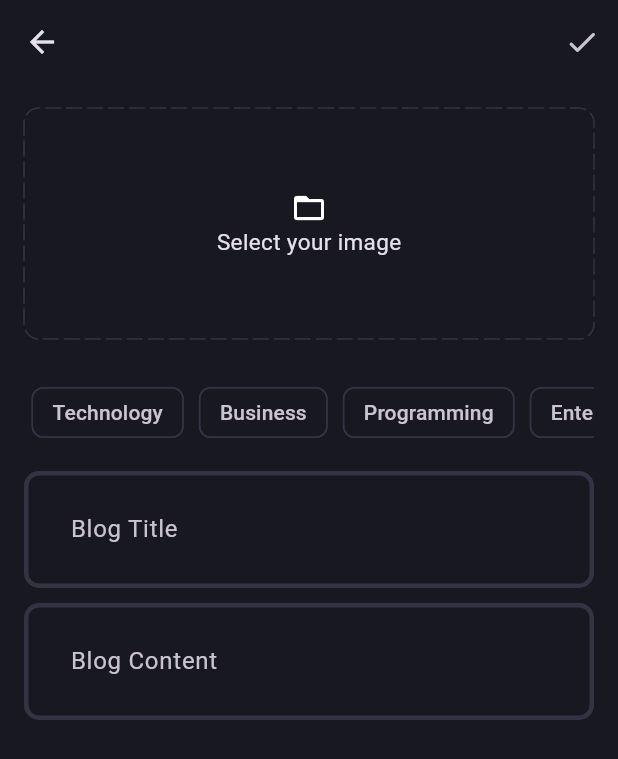
After one commit to ThaeNandarSeint/Blog-App, a Flutter app: the BlogPage screen opened directly, after a tap on an icon or button, on a phone screen of 412 x 824 dp. The commit adds this screen. Shown: the top 759 px of the screen. Run offline on Flutter 3.47's test engine with Material 3 defaults, Android fonts, the phone set to English and light mode, and no system bars; drawn by our look-alikes of dotted_border; our stand-ins replace flutter_bloc, flutter_dotenv, fpdart, get_it, supabase_flutter; accounts and stored records are empty.

Commit message:
design add-blog page ui

```diff
--- /dev/null
+++ b/lib/features/blog/presentation/pages/add_blog_page.dart
@@ -0,0 +1,112 @@
+import 'package:blog_app/core/theme/app_pallete.dart';
+import 'package:blog_app/features/blog/presentation/widgets/blog_editor.dart';
+import 'package:dotted_border/dotted_border.dart';
+import 'package:flutter/material.dart';
+
+class AddBlogPage extends StatefulWidget {
+  static route() => MaterialPageRoute(builder: (ctx) => AddBlogPage());
+
+  const AddBlogPage({super.key});
+
+  @override
+  State<AddBlogPage> createState() => _AddBlogPageState();
+}
+
+class _AddBlogPageState extends State<AddBlogPage> {
+  final titleController = TextEditingController();
+  final contentController = TextEditingController();
+
+  List<String> selectedTopics = [];
+
+  @override
+  void dispose() {
+    super.dispose();
+    titleController.dispose();
+    contentController.dispose();
+  }
+
+  @override
+  Widget build(BuildContext context) {
+    return Scaffold(
+      appBar: AppBar(
+        actions: [
+          IconButton(onPressed: () {}, icon: const Icon(Icons.done_rounded)),
+        ],
+      ),
+      body: SingleChildScrollView(
+        child: Padding(
+          padding: const EdgeInsets.all(16.0),
+          child: Column(
+            children: [
+              DottedBorder(
+                options: RoundedRectDottedBorderOptions(
+                  color: AppPallete.borderColor,
+                  dashPattern: const [10, 4],
+                  strokeCap: StrokeCap.round,
+                  radius: const Radius.circular(10),
+                ),
+                child: Container(
+                  height: 150,
+                  width: double.infinity,
+                  child: const Column(
+                    mainAxisAlignment: MainAxisAlignment.center,
+                    children: [
+                      Icon(Icons.folder_open),
+                      Text("Select your image", style: TextStyle(fontSize: 15)),
+                    ],
+                  ),
+                ),
+              ),
+              const SizedBox(height: 20),
+              SingleChildScrollView(
+                scrollDirection: Axis.horizontal,
+                child: Row(
+                  children:
+                      ['Technology', 'Business', 'Programming', 'Entertainment']
+                          .map(
+                            (e) => Padding(
+                              padding: const EdgeInsets.all(5.0),
+                              child: GestureDetector(
+                                onTap: () {
+                                  setState(() {
+                                    if (selectedTopics.contains(e)) {
+                                      selectedTopics.remove(e);
+                                    } else {
+                                      selectedTopics.add(e);
+                                    }
+                                  });
+                                },
+                                child: Chip(
+                                  label: Text(e),
+                                  color: selectedTopics.contains(e)
+                                      ? const WidgetStatePropertyAll(
+                                          AppPallete.gradient1,
+                                        )
+                                      : null,
+                                  side: selectedTopics.contains(e)
+                                      ? null
+                                      : BorderSide(
+                                          color: AppPallete.borderColor,
+                                        ),
+                                  padding: const EdgeInsets.all(5.0),
+                                ),
+                              ),
+                            ),
+                          )
+                          .toList(),
+                ),
+              ),
+              const SizedBox(height: 10),
+              BlogEditor(controller: titleController, hintText: 'Blog Title'),
+              const SizedBox(height: 10),
+              BlogEditor(
+                controller: contentController,
+                hintText: 'Blog Content',
+              ),
+            ],
+          ),
+        ),
+      ),
+    );
+  }
+}
--- /dev/null
+++ b/lib/features/blog/presentation/pages/blog_page.dart
@@ -0,0 +1,24 @@
+import 'package:blog_app/features/blog/presentation/pages/add_blog_page.dart';
+import 'package:flutter/cupertino.dart';
+import 'package:flutter/material.dart';
+
+class BlogPage extends StatelessWidget {
+  const BlogPage({super.key});
+
+  @override
+  Widget build(BuildContext context) {
+    return Scaffold(
+      appBar: AppBar(
+        title: const Text("Blog App"),
+        actions: [
+          IconButton(
+            onPressed: () {
+              Navigator.push(context, AddBlogPage.route());
+            },
+            icon: const Icon(CupertinoIcons.add_circled),
+          ),
+        ],
+      ),
+    );
+  }
+}
--- /dev/null
+++ b/lib/features/blog/presentation/widgets/blog_editor.dart
@@ -0,0 +1,21 @@
+import 'package:flutter/material.dart';
+
+class BlogEditor extends StatelessWidget {
+  const BlogEditor({
+    super.key,
+    required this.controller,
+    required this.hintText,
+  });
+
+  final TextEditingController controller;
+  final String hintText;
+
+  @override
+  Widget build(BuildContext context) {
+    return TextFormField(
+      controller: controller,
+      decoration: InputDecoration(hintText: hintText),
+      maxLines: null,
+    );
+  }
+}
--- a/lib/main.dart
+++ b/lib/main.dart
@@ -2,6 +2,7 @@ import 'package:blog_app/core/common/cubits/app_user/app_user_cubit.dart';
 import 'package:blog_app/core/theme/app_theme.dart';
 import 'package:blog_app/features/auth/presentation/bloc/auth_bloc.dart';
 import 'package:blog_app/features/auth/presentation/pages/login_page.dart';
+import 'package:blog_app/features/blog/presentation/pages/blog_page.dart';
 import 'package:blog_app/init_dependencies.dart';
 import 'package:flutter/material.dart';
 import 'package:flutter_bloc/flutter_bloc.dart';
@@ -49,7 +50,7 @@ class _MyAppState extends State<MyApp> {
         },
         builder: (context, isLoggedIn) {
           if (isLoggedIn) {
-            return Scaffold(body: Center(child: Text('hello')));
+            return const BlogPage();
           }
           return const LoginPage();
         },
--- a/pubspec.yaml
+++ b/pubspec.yaml
@@ -39,6 +39,7 @@ dependencies:
   flutter_dotenv: ^6.0.0
   flutter_bloc: ^9.1.1
   get_it: ^8.2.0
+  dotted_border: ^3.1.0
 
 dev_dependencies:
   flutter_test:
```
Also changed, not shown: pubspec.lock.
